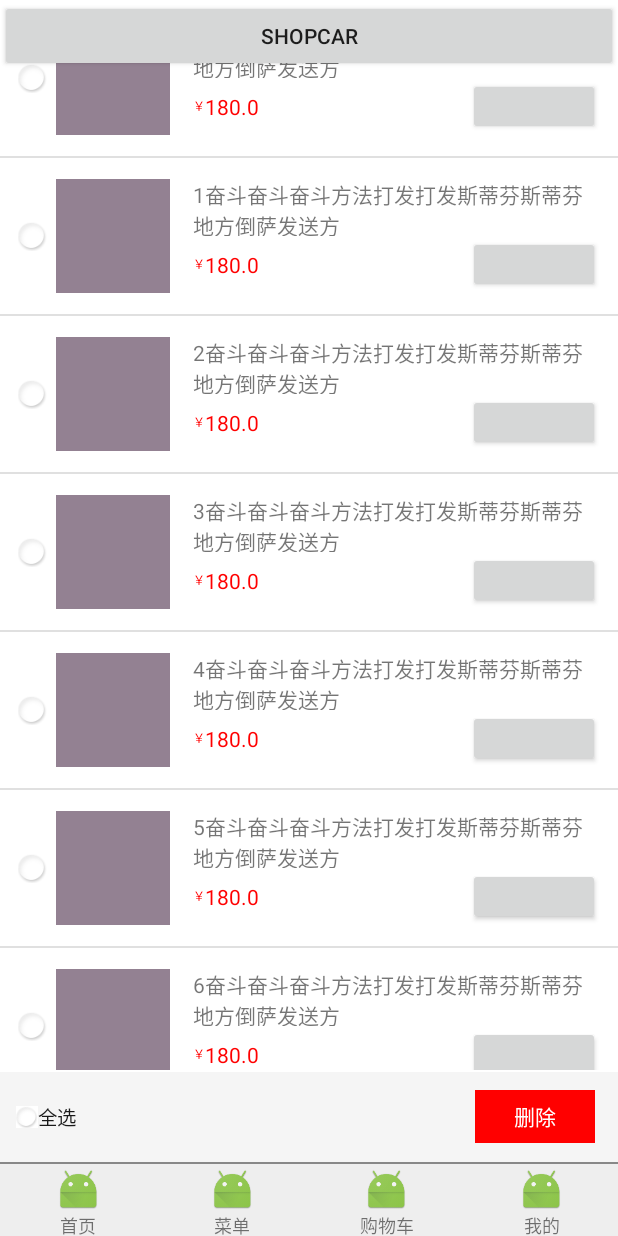
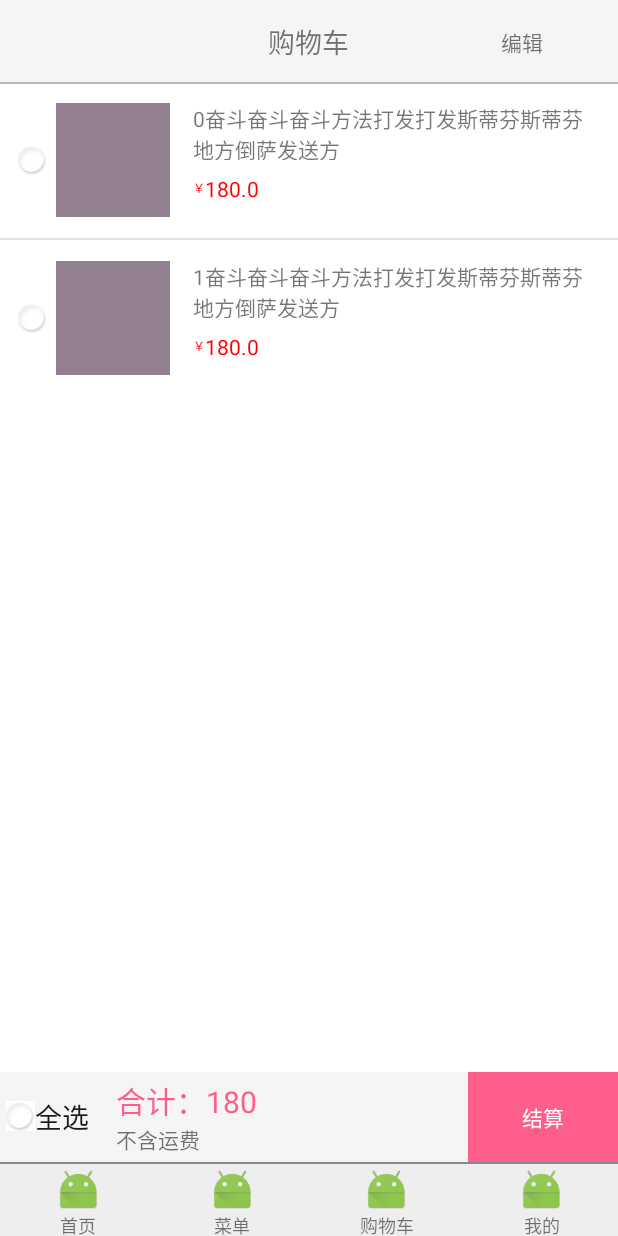
Before and after one commit to woaicaojing0/AboluoProject, an Android app: the fragment ShopCarFragment placed in its activity, on a phone screen of 412 x 824 dp. Run offline under Robolectric (Android 15) with nearby library versions, the light colour scheme and no system bars; our stand-ins replace Picasso, Volley; libraries missing offline, so code that uses them is left out: cn.iwgang.countdownview, com.jude.rollviewpager, com.sunfusheng.marqueeview, me.everything.android, ren.qinc.numberbutton; plain views replace NumberButton; pictures from the network do not load; 16 statements that could not run were skipped.

Commit message:
购物车

```diff
--- a/app/src/main/java/com/aboluo/adapter/ShopCarAdapter.java
+++ b/app/src/main/java/com/aboluo/adapter/ShopCarAdapter.java
@@ -11,6 +11,8 @@ import android.widget.TextView;
 import com.aboluo.com.R;
 
 import java.util.List;
+
+import ren.qinc.numberbutton.NumberButton;
 
 /**
  * Created by CJ on 2016/9/27.
@@ -48,16 +50,19 @@ public class ShopCarAdapter extends BaseAdapter {
             convertView = LayoutInflater.from(mcontext).inflate(R.layout.shopcar_listview_item, null);
             holder.textName = (TextView) convertView.findViewById(R.id.shopcar_txt_buyName);
             holder.ck_buy = (CheckBox) convertView.findViewById(R.id.shopcar_ck_buy);
+            holder.numberButton = (NumberButton) convertView.findViewById(R.id.number_button);
             convertView.setTag(holder);
         } else {
             holder = (ViewHolder) convertView.getTag();
         }
         holder.textName.setText(mlist.get(position).toString());
+        holder.numberButton.setBuyMax(position).setCurrentNumber(1);
         return convertView;
     }
 
     public class ViewHolder {
         public TextView textName;
         public CheckBox ck_buy;
+        public NumberButton  numberButton;
     }
 }
--- a/app/src/main/java/com/aboluo/fragment/ShopCarFragment.java
+++ b/app/src/main/java/com/aboluo/fragment/ShopCarFragment.java
@@ -19,9 +19,10 @@ import java.util.List;
  */
 public class ShopCarFragment extends Fragment {
     private View view;
-  private ListView listView;
+    private ListView listView;
     private List<String> list;
     private Context context;
+
     @Override
     public View onCreateView(LayoutInflater inflater, ViewGroup container, Bundle savedInstanceState) {
         if (view == null) {
@@ -29,16 +30,16 @@ public class ShopCarFragment extends Fragment {
         } else {
         }
         init();
-list = new ArrayList<>();
-        for (int i = 0; i < 10; i++) {
-            list.add(i,i+"奋斗奋斗奋斗方法打发打发斯蒂芬斯蒂芬地方倒萨发送方");
+        list = new ArrayList<>();
+        for (int i = 0; i < 2; i++) {
+            list.add(i, i + "奋斗奋斗奋斗方法打发打发斯蒂芬斯蒂芬地方倒萨发送方");
         }
-        ShopCarAdapter carAdapter = new ShopCarAdapter(list,context);
+        ShopCarAdapter carAdapter = new ShopCarAdapter(list, context);
         listView.setAdapter(carAdapter);
         return view;
     }
-    private void init()
-    {
+
+    private void init() {
         context = ShopCarFragment.this.getActivity();
         listView = (ListView) view.findViewById(R.id.shopcar_listview);
     }
--- a/app/src/main/res/layout/fragment_shopcar.xml
+++ b/app/src/main/res/layout/fragment_shopcar.xml
@@ -1,95 +1,150 @@
 <?xml version="1.0" encoding="utf-8"?>
 <RelativeLayout xmlns:android="http://schemas.android.com/apk/res/android"
     xmlns:app="http://schemas.android.com/apk/res-auto"
-    xmlns:qinc="http://schemas.android.com/apk/res-auto"
-    android:orientation="vertical"
     android:layout_width="match_parent"
-    android:layout_height="match_parent">
+    android:layout_height="match_parent"
+    android:orientation="vertical">
+
     <android.support.v7.widget.Toolbar
         android:id="@+id/toolbar"
         android:layout_width="match_parent"
         android:layout_height="?attr/actionBarSize"
+        android:background="@color/bg_color"
         app:contentInsetLeft="0dp"
         app:contentInsetStart="0dp">
-        <LinearLayout
+
+        <RelativeLayout
             android:layout_width="match_parent"
-            android:layout_height="match_parent"
-            android:gravity="center">
+            android:layout_height="match_parent">
+
             <TextView
+                android:layout_centerInParent="true"
                 android:layout_width="wrap_content"
                 android:layout_height="wrap_content"
                 android:text="购物车"
-                android:textSize="18sp"/>
-        </LinearLayout>
+                android:textSize="18sp" />
+
+            <TextView
+                android:layout_alignParentEnd="true"
+                android:layout_centerVertical="true"
+                android:layout_marginRight="50dp"
+                android:id="@+id/btn_editAndok"
+                android:layout_width="wrap_content"
+                android:layout_height="wrap_content"
+                android:text="编辑"/>
+        </RelativeLayout>
     </android.support.v7.widget.Toolbar>
-    <ScrollView
-        android:layout_above="@+id/view"
+
+    <View
+        android:id="@+id/top_view"
         android:layout_width="match_parent"
-        android:layout_height="match_parent"
-        android:scrollbars="none">
-        <RelativeLayout
-            android:id="@+id/main_list_shoucang"
-            android:layout_width="match_parent"
-            android:layout_height="wrap_content">
-            <com.aboluo.widget.MyListview
-                android:layout_width="match_parent"
-                android:layout_height="wrap_content"
-                android:id="@+id/shopcar_listview"/>
-        </RelativeLayout>
-    </ScrollView>
+        android:layout_height="1dp"
+        android:layout_alignBottom="@+id/toolbar"
+        android:background="@color/view_color" />
+
 
     <View
         android:id="@+id/view"
         android:layout_width="match_parent"
         android:layout_height="1dp"
-        android:layout_above="@+id/bottom"/>
-
-    <Button
-        android:layout_width="match_parent"
-        android:layout_height="wrap_content"
-        android:text="shopcar"/>
+        android:layout_above="@+id/bottom" />
 
     <RelativeLayout
         android:id="@+id/bottom"
-        android:background="@color/bg_color"
         android:layout_width="match_parent"
         android:layout_height="60dp"
-        android:orientation="horizontal"
         android:layout_alignParentBottom="true"
-        android:layout_alignParentStart="true">
+        android:background="@color/bg_color">
+
+        <LinearLayout
+            android:layout_width="match_parent"
+            android:layout_height="match_parent"
+            android:gravity="center_vertical"
+            android:orientation="horizontal">
 
             <CheckBox
-            android:layout_centerVertical="true"
-            android:scaleX="0.75"
-            android:scaleY="0.75"
                 android:id="@+id/cb_cart_all"
+                style="@style/CustomCheckboxTheme"
                 android:layout_width="wrap_content"
                 android:layout_height="wrap_content"
+                android:layout_gravity="center_vertical"
                 android:layout_marginLeft="4dp"
+                android:gravity="center_vertical"
                 android:text="全选"
-            android:textSize="17dp"
                 android:textColor="#191919"
-            style="@style/CustomCheckboxTheme" />
+                android:textSize="18dp" />
 
             <LinearLayout
-            android:layout_marginRight="15dp"
-            android:layout_centerVertical="true"
-            android:layout_alignParentRight="true"
+                android:layout_width="wrap_content"
+                android:layout_height="wrap_content"
+                android:layout_marginLeft="18dp"
+                android:orientation="vertical">
+
+                <LinearLayout
+                    android:layout_width="wrap_content"
+                    android:layout_height="wrap_content"
+                    android:orientation="horizontal">
+
+                    <TextView
+                        android:layout_width="wrap_content"
+                        android:layout_height="wrap_content"
+                        android:text="合计："
+                        android:textColor="#fd5f8a"
+                        android:textSize="20sp" />
+
+                    <TextView
+                        android:layout_width="wrap_content"
+                        android:layout_height="wrap_content"
+                        android:text="180"
+                        android:textColor="#fd5f8a"
+                        android:textSize="20sp" />
+                </LinearLayout>
+
+                <LinearLayout
                     android:layout_width="wrap_content"
                     android:layout_height="wrap_content">
+
+                    <TextView
+                        android:layout_width="wrap_content"
+                        android:layout_height="wrap_content"
+                        android:text="不含运费" />
+                </LinearLayout>
+            </LinearLayout>
+
             <LinearLayout
                 android:id="@+id/clean"
-                android:layout_width="80dp"
-                android:layout_height="35dp"
+                android:layout_width="match_parent"
+                android:layout_height="match_parent"
+                android:gravity="right">
+
+                <TextView
+                    android:layout_width="100dp"
+                    android:layout_height="match_parent"
                     android:gravity="center"
-                android:background="@color/red">
-                <TextView
-                    android:layout_gravity="center_vertical"
-                    android:layout_width="wrap_content"
-                    android:layout_height="wrap_content"
-                    android:text="删除"
-                    android:textColor="#ffffff"/>
+                    android:background="#fd5f8a"
+                    android:text="结算"
+                    android:textColor="#ffffff" />
             </LinearLayout>
         </LinearLayout>
     </RelativeLayout>
+
+    <ScrollView
+        android:overScrollMode="never"
+        android:layout_width="match_parent"
+        android:layout_height="match_parent"
+        android:scrollbars="none"
+        android:layout_alignTop="@+id/top_view"
+        android:layout_alignParentStart="true">
+
+        <RelativeLayout
+            android:id="@+id/main_list_shoucang"
+            android:layout_width="match_parent"
+            android:layout_height="wrap_content">
+
+            <com.aboluo.widget.MyListview
+                android:id="@+id/shopcar_listview"
+                android:layout_width="match_parent"
+                android:layout_height="wrap_content" />
         </RelativeLayout>
+    </ScrollView>
+</RelativeLayout>
--- a/app/src/main/res/layout/shopcar_listview_item.xml
+++ b/app/src/main/res/layout/shopcar_listview_item.xml
@@ -70,6 +70,7 @@
                     android:layout_toEndOf="@+id/fuhao"
                     />
                 <ren.qinc.numberbutton.NumberButton
+                    android:visibility="invisible"
                     android:id="@+id/number_button"
                     android:layout_width="wrap_content"
                     android:layout_height="wrap_content"
```
Lines whose indentation alone changed are shown as unchanged.
